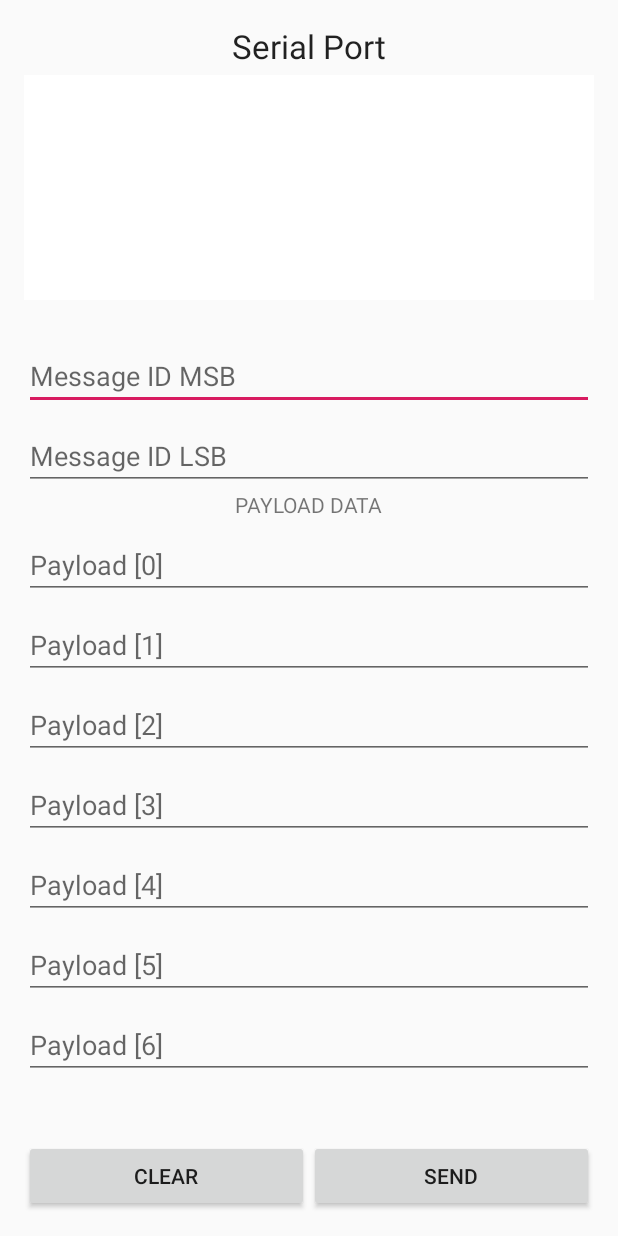
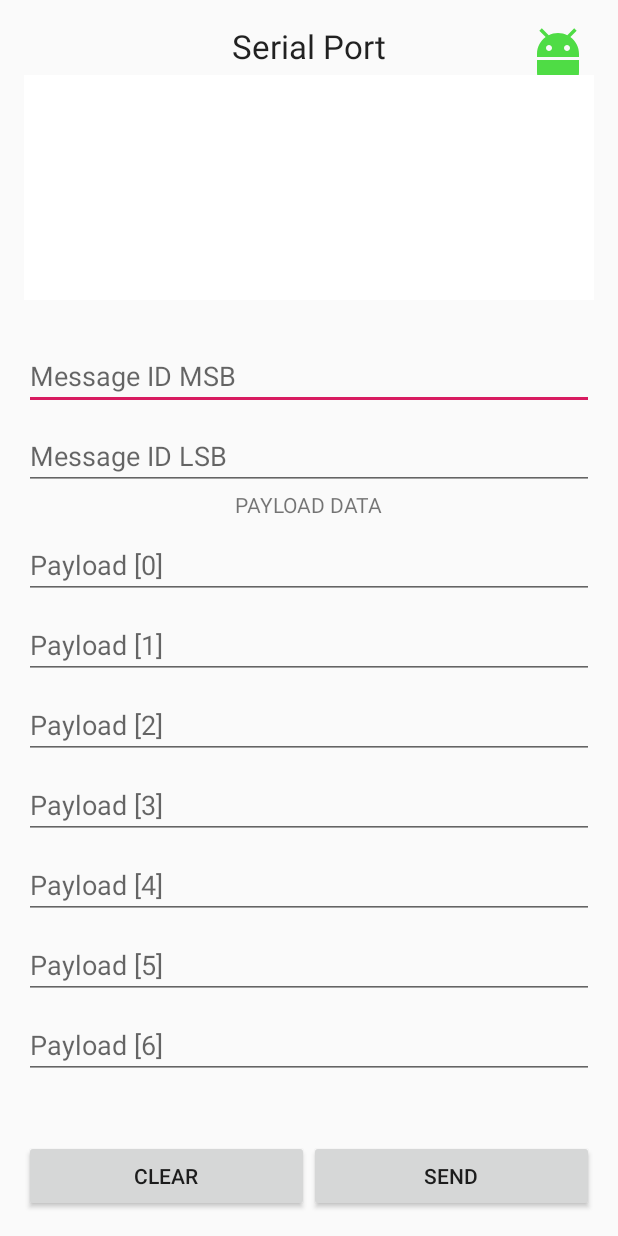
Before and after one commit to davidhowe/usb-audio, an Android app: the screen it shows after launch (MainActivity), on a phone screen of 412 x 824 dp. Run offline under Robolectric (Android 15) with nearby library versions, the phone set to English and light mode, and no system bars; libraries missing offline, so code that uses them is left out: com.felhr.usbserial, com.felhr.utils; 2 statements that could not run were skipped.

Commit message:
- UPDATE Attenuation check accessible through green bug - RELEASE v1.3 vc3

```diff
--- a/app/build.gradle
+++ b/app/build.gradle
@@ -10,8 +10,8 @@ android {
         applicationId "com.hearxgroup.dactest"
         minSdkVersion 21
         targetSdkVersion 28
-        versionCode 2
-        versionName "1.2"
+        versionCode 3
+        versionName "1.3"
         testInstrumentationRunner "androidx.test.runner.AndroidJUnitRunner"
         multiDexEnabled true
     }
--- a/app/src/main/AndroidManifest.xml
+++ b/app/src/main/AndroidManifest.xml
@@ -19,6 +19,7 @@
             android:name="com.hearxgroup.dactest.MainActivity"
             android:label="@string/title_activity_main"
             android:windowSoftInputMode="adjustPan"
+            android:launchMode="singleTop"
             android:theme="@style/AppTheme.NoActionBar">
             <intent-filter>
                 <action android:name="android.intent.action.MAIN" />
@@ -29,6 +30,8 @@
         <activity
             android:name="com.hearxgroup.dactest.SamplePlaybackActivity"
             android:label="@string/title_activity_main"
+            android:windowSoftInputMode="adjustPan"
+            android:launchMode="singleTop"
             android:theme="@style/AppTheme.NoActionBar">
 
         </activity>
--- a/app/src/main/java/com/hearxgroup/dactest/MainActivity.kt
+++ b/app/src/main/java/com/hearxgroup/dactest/MainActivity.kt
@@ -73,6 +73,10 @@ class MainActivity : AppCompatActivity() {
         btn_send.setOnClickListener {
             serial_output!!.text = ""
             sendSerialCommand()
+        }
+
+        iv_bug.setOnClickListener {
+            startActivity(Intent(this, SamplePlaybackActivity::class.java))
         }
     }
 
--- /dev/null
+++ b/app/src/main/res/drawable/ic_bug.xml
@@ -0,0 +1,5 @@
+<vector android:height="24dp" android:tint="#4FDC45"
+    android:viewportHeight="24" android:viewportWidth="24"
+    android:width="24dp" xmlns:android="http://schemas.android.com/apk/res/android">
+    <path android:fillColor="@android:color/white" android:pathData="M5,16c0,3.87 3.13,7 7,7s7,-3.13 7,-7v-4L5,12v4zM16.12,4.37l2.1,-2.1 -0.82,-0.83 -2.3,2.31C14.16,3.28 13.12,3 12,3s-2.16,0.28 -3.09,0.75L6.6,1.44l-0.82,0.83 2.1,2.1C6.14,5.64 5,7.68 5,10v1h14v-1c0,-2.32 -1.14,-4.36 -2.88,-5.63zM9,9c-0.55,0 -1,-0.45 -1,-1s0.45,-1 1,-1 1,0.45 1,1 -0.45,1 -1,1zM15,9c-0.55,0 -1,-0.45 -1,-1s0.45,-1 1,-1 1,0.45 1,1 -0.45,1 -1,1z"/>
+</vector>
--- a/app/src/main/res/layout/activity_main.xml
+++ b/app/src/main/res/layout/activity_main.xml
@@ -1,7 +1,16 @@
 <RelativeLayout xmlns:android="http://schemas.android.com/apk/res/android"
     android:layout_width="match_parent"
     android:layout_height="match_parent"
+    xmlns:app="http://schemas.android.com/apk/res-auto"
     android:padding="16dp">
+
+    <androidx.appcompat.widget.AppCompatImageView
+        android:id="@+id/iv_bug"
+        android:layout_width="48dp"
+        android:layout_height="48dp"
+        android:layout_alignParentRight="true"
+        android:layout_alignParentTop="true"
+        app:srcCompat="@drawable/ic_bug"/>
 
     <TextView
         android:id="@+id/textViewTitle"
```
